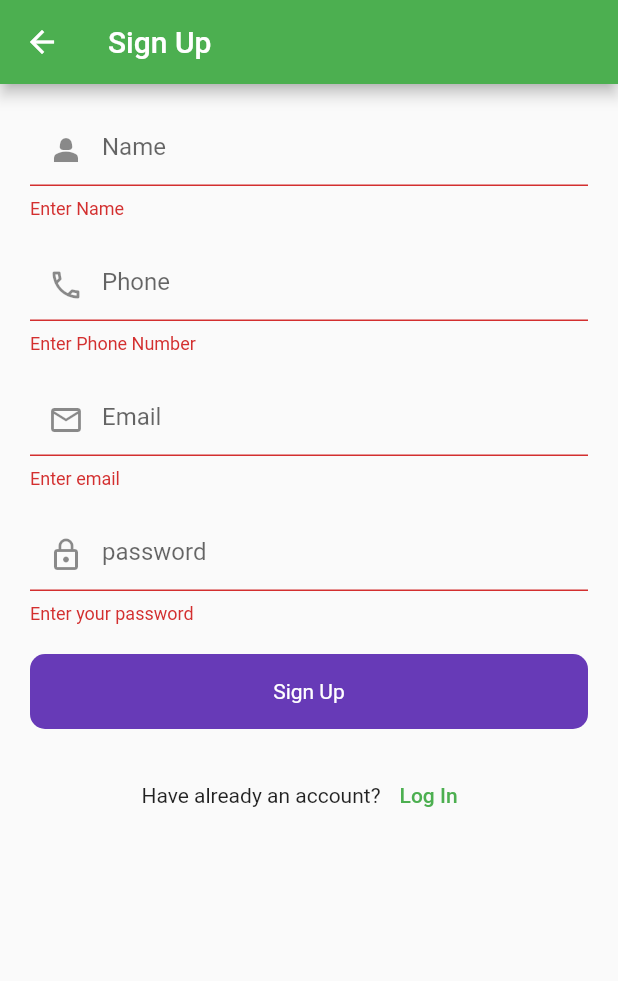
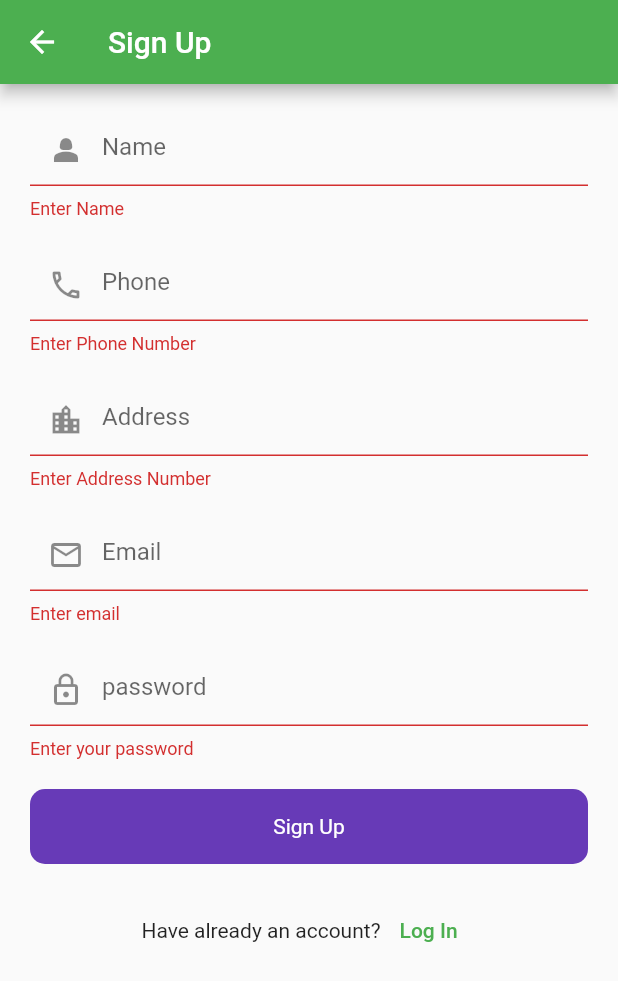
Before and after one commit to Balghari13/efuit-app, a Flutter app: the SignUpScreen screen opened directly, after a tap on "Sign Up", on a phone screen of 412 x 824 dp. Shown: the top 981 px of the screen. Run offline on Flutter 3.47's test engine with Material 2 defaults, Android fonts, the phone set to English and light mode, and no system bars; our stand-ins replace cloud_firestore, firebase_auth, firebase_core, fluttertoast; accounts and stored records are empty.

```diff
--- a/lib/UI/auth/signup_screen.dart
+++ b/lib/UI/auth/signup_screen.dart
@@ -22,6 +22,7 @@ class _SignUpScreenState extends State<SignUpScreen> {
   final passwordController = TextEditingController();
   final nameController = TextEditingController();
   final phoneController = TextEditingController();
+  final addressController = TextEditingController();
 
 
   final FirebaseAuth _auth = FirebaseAuth.instance;
@@ -34,6 +35,7 @@ class _SignUpScreenState extends State<SignUpScreen> {
     passwordController.dispose();
     nameController.dispose();
     phoneController.dispose();
+   addressController.dispose();
   }
 
 
@@ -52,6 +54,7 @@ class _SignUpScreenState extends State<SignUpScreen> {
             'name': nameController.text,
             'phone': phoneController.text,
             'email': emailController.text,
+            'address': addressController.text,
           });
           Navigator.pushReplacement(context, MaterialPageRoute(builder: (context)=>FruitsHomeScreen()));
       setState(() {
@@ -107,6 +110,22 @@ class _SignUpScreenState extends State<SignUpScreen> {
                       validator: (value){
                         if(value!.isEmpty){
                           return 'Enter Phone Number';
+                        }
+                        return null;
+                      },
+                    ),
+                    const SizedBox(height: 20,),
+                    TextFormField(
+                      controller: addressController,
+                      keyboardType: TextInputType.text,
+                      decoration: const InputDecoration(
+                        hintText: "Address",
+                        helperText: 'e.g street no',
+                        prefixIcon: Icon(Icons.location_city_outlined),
+                      ),
+                      validator: (value){
+                        if(value!.isEmpty){
+                          return 'Enter Address Number';
                         }
                         return null;
                       },
--- a/lib/UI/review/review_cart.dart
+++ b/lib/UI/review/review_cart.dart
@@ -59,7 +59,7 @@ class ReviewCartScreen extends StatelessWidget {
         trailing: Container(
           width: 160,
           child: MaterialButton(
-            child: Text("Submit"),
+            child: Text("Buy Now"),
             onPressed: (){
 Fluttertoast.showToast(msg: 'Ordering.....', timeInSecForIosWeb: 2);
             },
--- a/lib/main.dart
+++ b/lib/main.dart
@@ -5,6 +5,7 @@ import 'package:firebase_core/firebase_core.dart';
 import 'package:flutter/material.dart';
 import 'package:provider/provider.dart';
 
+import 'Admin/postData.dart';
 import 'UI/splash screen/splash_screen.dart';
 
 void main() async{
@@ -28,6 +29,7 @@ class MyApp extends StatelessWidget {
     ],
     child: MaterialApp(
       title: 'Flutter Demo',
+      debugShowCheckedModeBanner: false,
       theme: ThemeData(
         primarySwatch: Colors.green,
       ),
```
Also changed, not shown: lib/Admin/postData.dart (added, +15 -0 lines).
